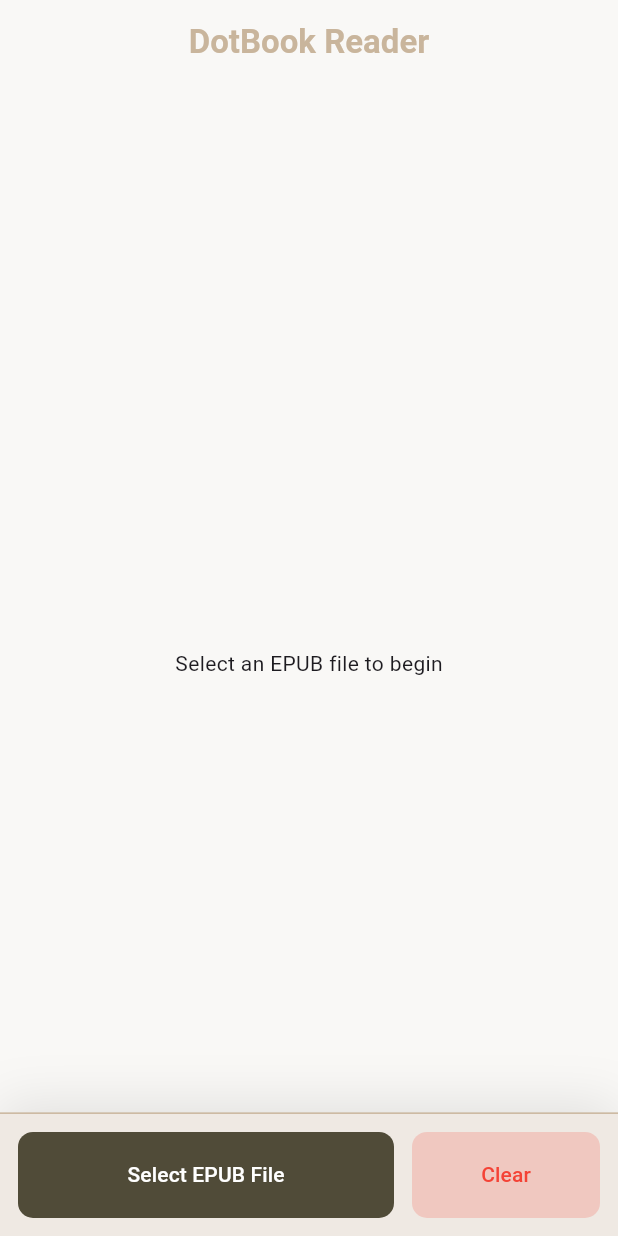
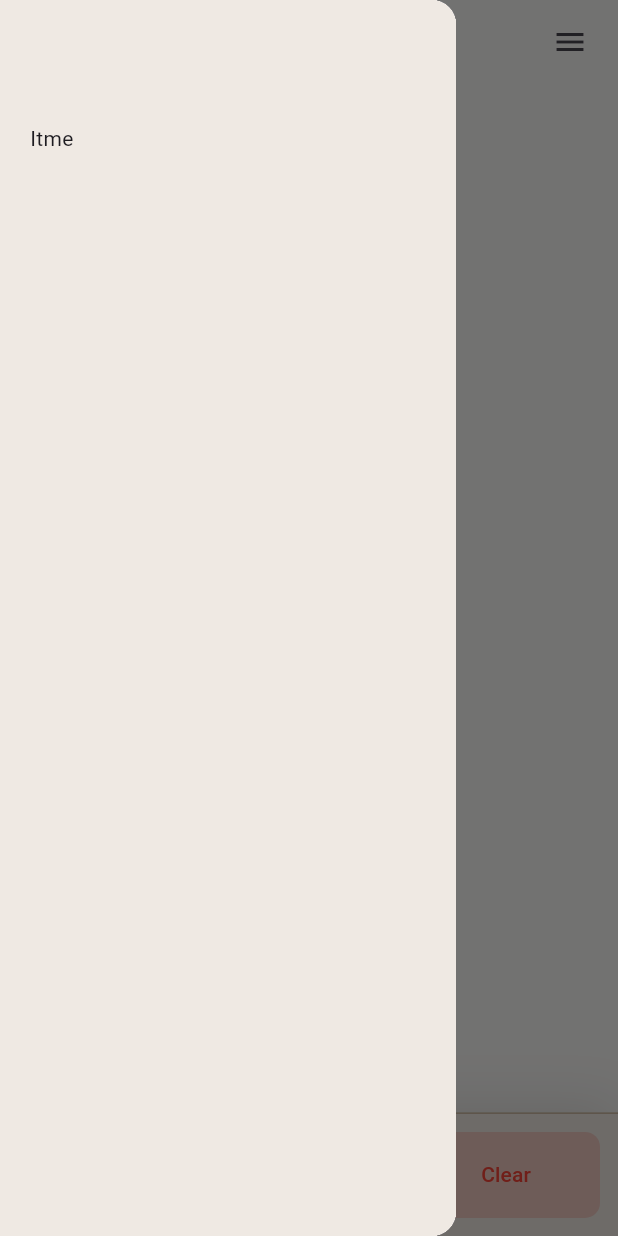
Before and after one commit to ardavan8102/dotbook, a Flutter app: the screen it shows after launch, with the side drawer open (before the commit the screen has no drawer), on a phone screen of 412 x 824 dp. Run offline on Flutter 3.47's test engine with Material 3 defaults, Android fonts, the phone set to English and light mode, and no system bars; our stand-ins replace file_picker, flutter_spinkit, flutter_widget_from_html, get; missing offline and left inert: epubx.

Commit message:
appbar action buttons created

```diff
--- a/lib/bindings.dart
+++ b/lib/bindings.dart
@@ -1,3 +1,4 @@
+import 'package:dotbook/core/controllers/drawer_menu_controller.dart';
 import 'package:dotbook/core/controllers/home_controller.dart';
 import 'package:get/get.dart';
 
@@ -5,5 +6,6 @@ class HomeBinding extends Bindings {
   @override
   void dependencies() {
     Get.put(HomeController(), permanent: true);
+    Get.put(DrawerMenuController(), permanent: true);
   }
 }
--- a/lib/core/routes/app_pages.dart
+++ b/lib/core/routes/app_pages.dart
@@ -1,6 +1,7 @@
 import 'package:dotbook/bindings.dart';
 import 'package:dotbook/core/routes/app_routes.dart';
 import 'package:dotbook/presentation/views/home_screen.dart';
+import 'package:dotbook/presentation/views/settings_page.dart';
 import 'package:dotbook/presentation/views/splash.dart';
 import 'package:get/get.dart';
 
@@ -19,6 +20,11 @@ class AppPages {
       binding: HomeBinding()
     ),
 
+    GetPage(
+      name: AppRoutes.settings,
+      page: () => SettingsPage(),
+    ),
+
   ];
 
 }
--- a/lib/core/routes/app_routes.dart
+++ b/lib/core/routes/app_routes.dart
@@ -3,5 +3,6 @@ class AppRoutes {
   static const String splash = '/';
   static const String home = '/home';
   static const String chapterPage = '/chapter-page';
+  static const String settings = '/settings';
 
 }
--- a/lib/presentation/views/home_screen.dart
+++ b/lib/presentation/views/home_screen.dart
@@ -3,24 +3,29 @@ import 'package:dotbook/consts/strings.dart';
 import 'package:dotbook/core/controllers/home_controller.dart';
 import 'package:dotbook/core/models/chapter_meta.dart';
 import 'package:dotbook/presentation/views/chapter_content.dart';
-import 'package:dotbook/presentation/widgets/appbar_with_return_icon.dart';
 import 'package:dotbook/presentation/widgets/custom_button.dart';
+import 'package:dotbook/presentation/widgets/drawer_menu.dart';
 import 'package:dotbook/presentation/widgets/loading_circle.dart';
+import 'package:dotbook/presentation/widgets/main_appbar.dart';
 import 'package:flutter/material.dart';
 import 'package:get/get.dart';
+
+final GlobalKey<ScaffoldState> scaffoldKey = GlobalKey<ScaffoldState>();
 
 class HomeScreen extends StatelessWidget {
   HomeScreen({super.key});
 
-  final HomeController controller = Get.find<HomeController>(); // TODO : Add Bindings
+  final HomeController controller = Get.find<HomeController>();
 
   @override
   Widget build(BuildContext context) {
     var size = MediaQuery.of(context).size;
 
     return Scaffold(
+      key: scaffoldKey,
+      drawer: CustomDrawerMenu(),
       backgroundColor: AppSolidColors.lightBackGround,
-      appBar: AppBarWithReturnIcon(title: AppStrings.brandName),
+      appBar: CustomMainAppBar(title: AppStrings.brandName, globalKey: scaffoldKey),
       body: SafeArea(
         child: Stack(
           children: [
--- /dev/null
+++ b/lib/presentation/widgets/drawer_menu.dart
@@ -0,0 +1,25 @@
+import 'package:dotbook/consts/colors.dart';
+import 'package:flutter/material.dart';
+
+class CustomDrawerMenu extends StatelessWidget {
+  const CustomDrawerMenu({super.key});
+
+  @override
+  Widget build(BuildContext context) {
+
+    var size = MediaQuery.of(context).size;
+
+    return Drawer(
+      child: Container(
+        padding: EdgeInsets.symmetric(vertical: size.height * .1, horizontal: 20),
+        color: AppSolidColors.lightCreama,
+        child: Column(
+          crossAxisAlignment: .start,
+          children: [
+            Text('Itme')
+          ],
+        ),
+      ),
+    );
+  }
+}
--- /dev/null
+++ b/lib/presentation/widgets/main_appbar.dart
@@ -0,0 +1,62 @@
+import 'package:dotbook/consts/colors.dart';
+import 'package:dotbook/core/controllers/drawer_menu_controller.dart';
+import 'package:dotbook/core/routes/app_routes.dart';
+import 'package:flutter/material.dart';
+import 'package:get/get.dart';
+
+class CustomMainAppBar extends StatelessWidget implements PreferredSizeWidget {
+  CustomMainAppBar({super.key, required this.title, required this.globalKey});
+
+  final String title;
+  final GlobalKey<ScaffoldState> globalKey;
+
+  final DrawerMenuController controller = Get.find<DrawerMenuController>();
+
+  @override
+  Widget build(BuildContext context) {
+    return AppBar(
+      elevation: 0,
+      automaticallyImplyLeading: false,
+      automaticallyImplyActions: false,
+      scrolledUnderElevation: 0,
+      backgroundColor: AppSolidColors.lightBackGround,
+      title: Text(
+        title,
+        style: TextStyle(
+          fontWeight: .bold,
+          color: AppSolidColors.darkCreama
+        ),
+      ),
+      centerTitle: true,
+      leading: Row(
+        children: [
+          const SizedBox(
+            width: 20,
+          ),
+
+          GestureDetector(
+            onTap: () => Get.toNamed(AppRoutes.settings),
+            child: const Icon(
+              Icons.settings,
+            ),
+          ),
+        ],
+      ),
+      actions: [
+        GestureDetector(
+          onTap: () {
+            controller.toggle(globalKey);
+          },
+          child: const Icon(Icons.menu)
+        ),
+
+        const SizedBox(
+          width: 20,
+        ),
+      ],
+    );
+  }
+
+  @override
+  Size get preferredSize => Size.fromHeight(60);
+}
--- a/pubspec.yaml
+++ b/pubspec.yaml
@@ -18,8 +18,6 @@ dependencies:
   flutter_spinkit: ^5.2.2
   flutter_widget_from_html: ^0.17.1
   get: ^4.7.3
-  path_provider: ^2.1.5
-  permission_handler: ^12.0.1
 
 dev_dependencies:
   flutter_gen: ^5.10.0
```
Also changed, not shown: lib/core/controllers/drawer_menu_controller.dart (added, +18 -0 lines), lib/features/load_chapter_data.dart (added, +68 -0 lines), lib/presentation/views/chapter_content.dart (+2 -64 lines), lib/presentation/views/settings_page.dart (added, +14 -0 lines), lib/helpers/clean_persian_file.dart (renamed from lib/core/helpers/clean_persian_file.dart), pubspec.lock.
